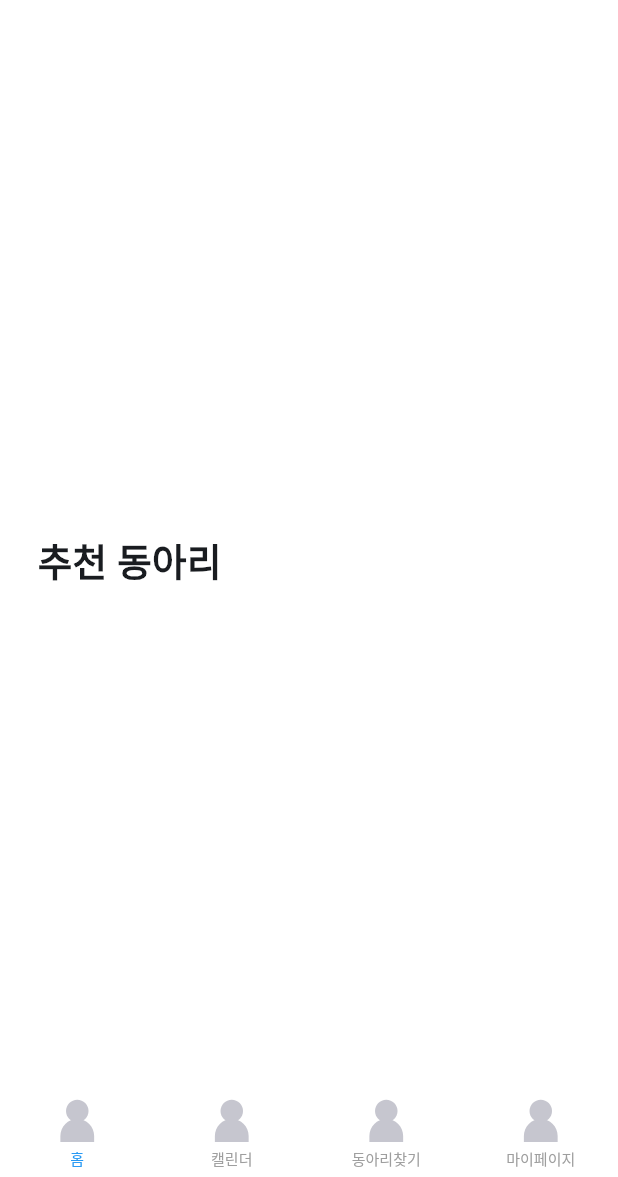
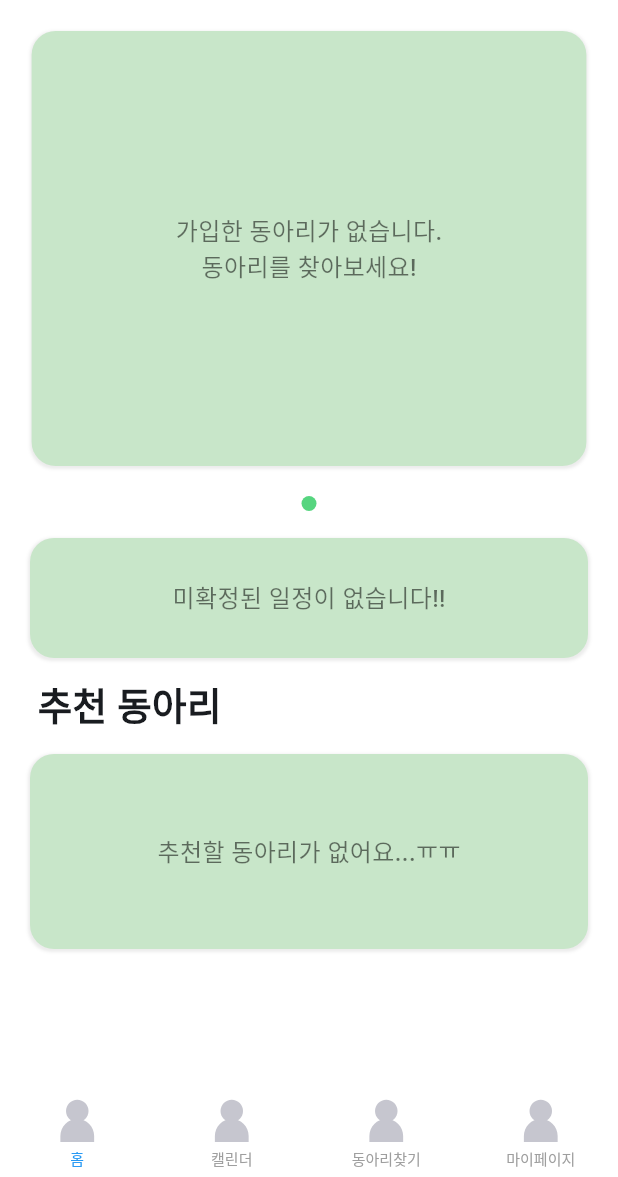
Before and after one commit to In-lyeog-sa-mu-so/jjoin-app, a Flutter app: the screen it shows after launch, on a phone screen of 412 x 824 dp, the part 59-1236 px from its top. Run offline on Flutter 3.47's test engine with Material 2 defaults, Android fonts, the phone set to English and light mode, and no system bars; drawn by our look-alikes of smooth_page_indicator; our stand-ins replace cached_network_image, flutter_dotenv, flutter_native_splash, flutter_sticky_header, flutter_svg, get and 3 more; accounts and stored records are empty; network calls fail; project files that could hold a hidden picture were left out.

Commit message:
fix: Home Error 처리

```diff
--- a/lib/model/base/e_club_part.dart
+++ b/lib/model/base/e_club_part.dart
@@ -1,4 +1,5 @@
 enum EClubPart implements Comparable<EClubPart> {
+  NONE(name: "없음"),
   DEPARTMENT(name: "학과"),
   UNION(name: "연합"),
   CENTRAL(name: "중앙");
@@ -15,6 +16,8 @@ enum EClubPart implements Comparable<EClubPart> {
 
   factory EClubPart.fromString(String part) {
     switch (part) {
+      case "없음":
+        return EClubPart.NONE;
       case "학과":
         return EClubPart.DEPARTMENT;
       case "연합":
--- a/lib/model/club/club_home_info.dart
+++ b/lib/model/club/club_home_info.dart
@@ -34,4 +34,17 @@ class ClubHomeInfo {
       recentNotice: json["newestNotice"],
     );
   }
+
+  factory ClubHomeInfo.empty() {
+    return ClubHomeInfo(
+      id: 0,
+      name: "가입한 동아리가 없습니다.",
+      introduction: "동아리를 찾아보세요!",
+      imageUuid: "",
+      leaderName: "",
+      memberCnt: 0,
+      part: EClubPart.fromString("없음"),
+      recentNotice: "",
+    );
+  }
 }
--- a/lib/model/club/club_recommend.dart
+++ b/lib/model/club/club_recommend.dart
@@ -30,4 +30,16 @@ class ClubRecommend {
       tags: json["tags"].cast<String>(),
     );
   }
+
+  factory ClubRecommend.empty() {
+    return ClubRecommend(
+      id: 0,
+      name: "추천할 동아리가 없어요...ㅠㅠ",
+      introduction: "동아리를 찾아보세요!",
+      imageUrl: "",
+      memberCnt: 0,
+      part: EClubPart.fromString("없음"),
+      tags: [],
+    );
+  }
 }
--- a/lib/model/club/club_schedule.dart
+++ b/lib/model/club/club_schedule.dart
@@ -47,6 +47,16 @@ class ClubSchedule {
     );
   }
 
+  factory ClubSchedule.empty() {
+    return ClubSchedule(
+      id: 0,
+      title: "일정이 없습니다.",
+      content: "미확정된 일정이 없습니다!!",
+      startDate: DateTime.now(),
+      endDate: DateTime.now(),
+    );
+  }
+
   factory ClubSchedule.fromJson({required Map<String, dynamic> json}) {
     return ClubSchedule(
       id: json["id"],
--- a/lib/widget/club/club_able_event_item_widget.dart
+++ b/lib/widget/club/club_able_event_item_widget.dart
@@ -16,6 +16,7 @@ class ClubAbleEventItem extends StatelessWidget {
 
   @override
   Widget build(BuildContext context) {
+    if (item.id != 0) {
       return Theme(
         data: ThemeData(
           splashColor: Colors.transparent,
@@ -100,7 +101,8 @@ class ClubAbleEventItem extends StatelessWidget {
                   onTap: () {
                     onAgree(item.id);
                   },
-                child: item.isParticipate == null || item.isParticipate == false
+                  child:
+                      item.isParticipate == null || item.isParticipate == false
                           ? Opacity(
                               opacity: 0.3,
                               child: SvgPicture.asset(
@@ -120,7 +122,8 @@ class ClubAbleEventItem extends StatelessWidget {
                   onTap: () {
                     onDisagree(item.id);
                   },
-                child: item.isParticipate == null || item.isParticipate == true
+                  child:
+                      item.isParticipate == null || item.isParticipate == true
                           ? Opacity(
                               opacity: 0.3,
                               child: SvgPicture.asset(
@@ -141,5 +144,33 @@ class ClubAbleEventItem extends StatelessWidget {
           ),
         ),
       );
+    } else {
+      return Container(
+        margin: const EdgeInsets.fromLTRB(20, 8, 20, 8),
+        height: 80,
+        decoration: BoxDecoration(
+          color: Colors.green[100],
+          borderRadius: BorderRadius.circular(16),
+          boxShadow: [
+            BoxShadow(
+              color: Colors.grey.withOpacity(0.2),
+              spreadRadius: 1,
+              blurRadius: 1,
+              offset: const Offset(0, 1), // 변경 가능한 값
+            ),
+          ],
+        ),
+        child: Center(
+          child: Text(
+            item.content,
+            style: const TextStyle(
+              fontSize: 16,
+              fontWeight: FontWeight.w500,
+              color: Colors.black54,
+            ),
+          ),
+        ),
+      );
     }
   }
+}
--- a/lib/widget/club/club_big_card_widget.dart
+++ b/lib/widget/club/club_big_card_widget.dart
@@ -11,6 +11,7 @@ class ClubBigCardWidget extends StatelessWidget {
 
   @override
   Widget build(BuildContext context) {
+    if (item.id != 0) {
       return Container(
         // 마진 위 아래 10, 좌우 20
         margin: const EdgeInsets.symmetric(vertical: 10, horizontal: 5),
@@ -191,5 +192,45 @@ class ClubBigCardWidget extends StatelessWidget {
           ],
         ),
       );
+    } else {
+      return Container(
+        margin: const EdgeInsets.symmetric(vertical: 10, horizontal: 5),
+        decoration: BoxDecoration(
+          color: Colors.green[100],
+          borderRadius: BorderRadius.circular(16),
+          boxShadow: [
+            BoxShadow(
+              color: Colors.grey.withOpacity(0.2),
+              spreadRadius: 1,
+              blurRadius: 1,
+              offset: const Offset(0, 1), // 변경 가능한 값
+            ),
+          ],
+        ),
+        child: Center(
+          child: Column(
+            mainAxisAlignment: MainAxisAlignment.center,
+            children: [
+              Text(
+                item.name,
+                style: const TextStyle(
+                  fontSize: 16,
+                  fontWeight: FontWeight.w500,
+                  color: Colors.black54,
+                ),
+              ),
+              Text(
+                item.introduction,
+                style: const TextStyle(
+                  fontSize: 16,
+                  fontWeight: FontWeight.w500,
+                  color: Colors.black54,
+                ),
+              ),
+            ],
+          ),
+        ),
+      );
     }
   }
+}
--- a/lib/widget/club/club_recommend_item_widget.dart
+++ b/lib/widget/club/club_recommend_item_widget.dart
@@ -14,6 +14,7 @@ class ClubRecommendItem extends StatelessWidget {
 
   @override
   Widget build(BuildContext context) {
+    if (item.id != 0) {
       return Theme(
         data: ThemeData(
           splashColor: Colors.transparent,
@@ -102,5 +103,33 @@ class ClubRecommendItem extends StatelessWidget {
           ),
         ),
       );
+    } else {
+      return Container(
+        margin: const EdgeInsets.fromLTRB(20, 8, 20, 8),
+        height: 130,
+        decoration: BoxDecoration(
+          color: Colors.green[100],
+          borderRadius: BorderRadius.circular(16),
+          boxShadow: [
+            BoxShadow(
+              color: Colors.grey.withOpacity(0.2),
+              spreadRadius: 1,
+              blurRadius: 1,
+              offset: const Offset(0, 1), // 변경 가능한 값
+            ),
+          ],
+        ),
+        child: Center(
+          child: Text(
+            item.name,
+            style: const TextStyle(
+              fontSize: 16,
+              fontWeight: FontWeight.w500,
+              color: Colors.black54,
+            ),
+          ),
+        ),
+      );
     }
   }
+}
```
Also changed, not shown: lib/repository/club/club_repository.dart (+22 -3 lines), lib/screen/calendar/calendar_screen.dart (+90 -87 lines). Lines whose indentation alone changed are shown as unchanged.
